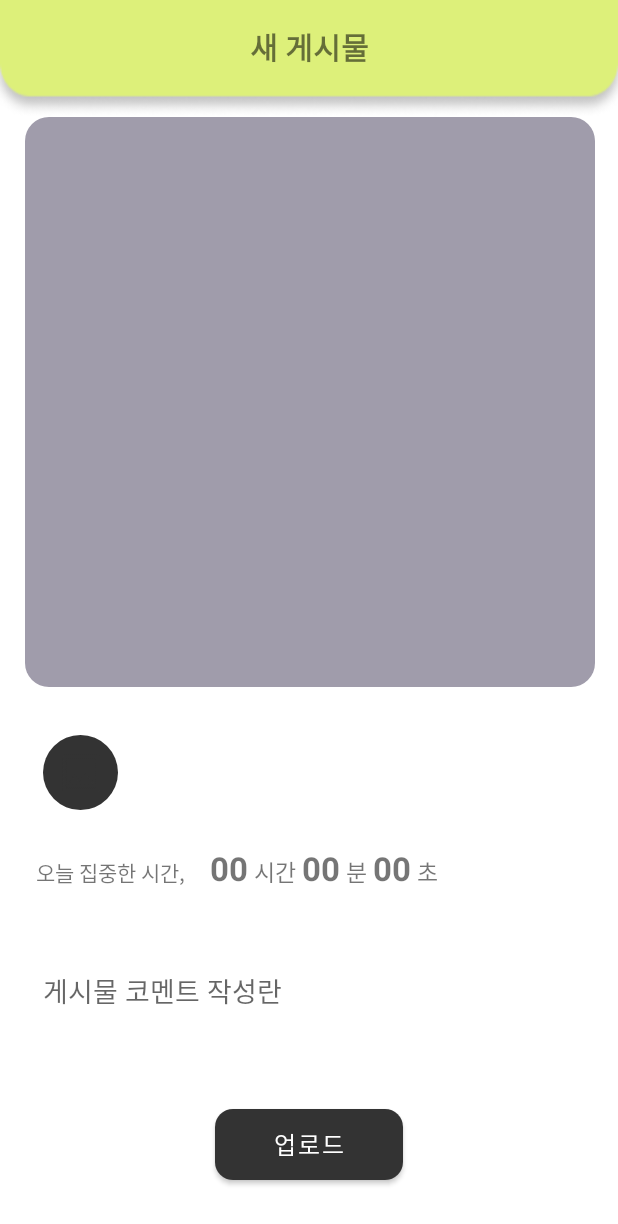
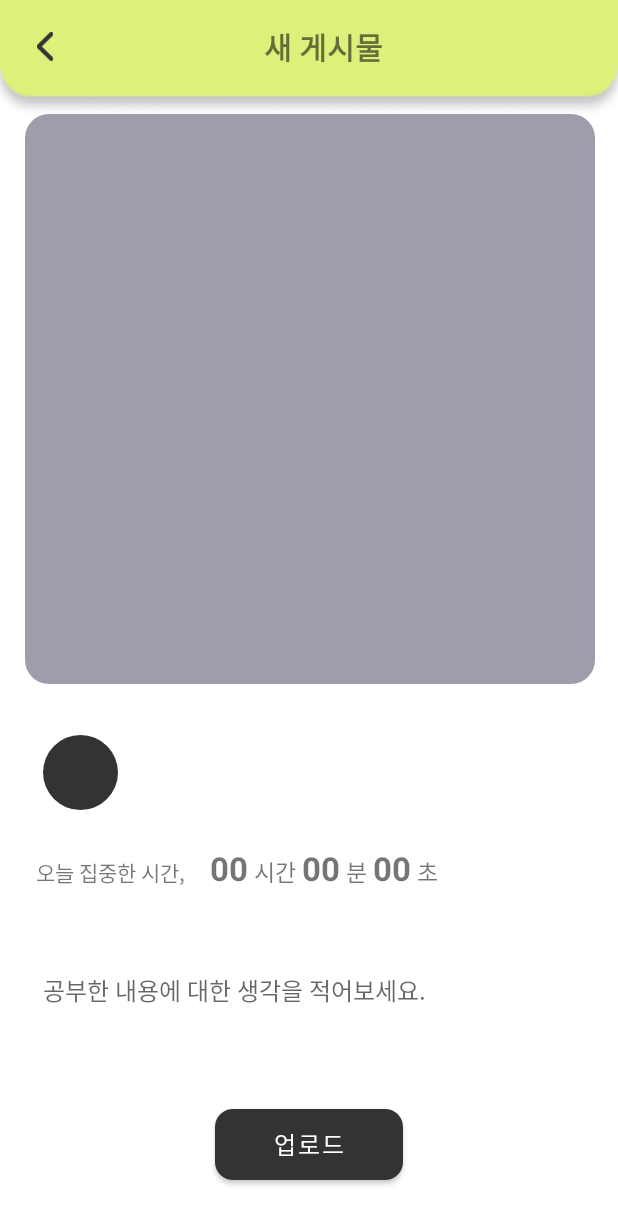
Before and after one commit to yunakim17/Team24App, an Android app: the UploadPost screen opened directly, with no data from a screen before it, on a phone screen of 412 x 824 dp. Shown: the top 1224 px of the screen. Run offline under Robolectric (Android 15) with nearby library versions, the phone set to English and light mode, and no system bars.

Commit message:
뒤로가기버튼 추가/아이템xml수정

```diff
--- a/app/src/main/res/layout/activity_another_profile.xml
+++ b/app/src/main/res/layout/activity_another_profile.xml
@@ -23,6 +23,7 @@
         android:layout_width="match_parent"
         android:layout_height="wrap_content"
         android:orientation="vertical">
+
     <!-- 상단 사용자 정보 -->
     <LinearLayout
         android:id="@+id/profileHeader"
--- a/app/src/main/res/layout/activity_upload_post.xml
+++ b/app/src/main/res/layout/activity_upload_post.xml
@@ -12,37 +12,54 @@
     <!-- 상단 제목 -->
 
 
-    <TextView
-        android:id="@+id/postUploadTitle"
-        android:layout_width="match_parent"
-        android:layout_height="wrap_content"
-        android:gravity="center"
-        android:padding="16dp"
-        android:text="새 게시물"
-        android:textSize="20sp"
-        android:textStyle="bold"
-        app:layout_constraintEnd_toEndOf="parent"
-        app:layout_constraintStart_toStartOf="parent"
-        app:layout_constraintTop_toTopOf="parent" />
-
     <!-- 선택한 사진 영역 -->
-
 
     <!-- 사진 선택 창으로 넘어가는 버튼 -->
 
+    <LinearLayout
+        android:id="@+id/linearLayout4"
+        android:layout_width="match_parent"
+        android:layout_height="wrap_content"
+        android:layout_marginStart="15dp"
+        android:layout_marginTop="16dp"
+        android:layout_marginEnd="15dp"
+        android:orientation="horizontal"
+        app:layout_constraintEnd_toEndOf="parent"
+        app:layout_constraintStart_toStartOf="parent"
+        app:layout_constraintTop_toTopOf="parent">
+
+        <ImageButton
+            android:layout_width="30dp"
+            android:layout_height="30dp"
+            android:background="@null"
+            android:padding="5dp"
+            android:scaleType="centerInside"
+            android:src="@drawable/arrow_back_ios_new" />
+        <!-- 상대 아이디 -->
+        <TextView
+            android:id="@+id/postUploadTitle"
+            android:layout_width="340dp"
+            android:layout_height="wrap_content"
+            android:layout_gravity="center"
+            android:gravity="center"
+            android:text="새 게시물"
+            android:textSize="20sp"
+            android:textStyle="bold" />
+
+    </LinearLayout>
 
     <ImageView
         android:id="@+id/SelectedPhoto"
         android:layout_width="380dp"
         android:layout_height="380dp"
         android:layout_gravity="center"
-        android:layout_marginTop="16dp"
+        android:layout_marginTop="30dp"
         android:background="@drawable/custom_feed_pic"
         app:layout_constraintDimensionRatio="16:9"
         app:layout_constraintEnd_toEndOf="parent"
         app:layout_constraintHorizontal_bias="0.516"
         app:layout_constraintStart_toStartOf="parent"
-        app:layout_constraintTop_toBottomOf="@+id/postUploadTitle" />
+        app:layout_constraintTop_toBottomOf="@+id/linearLayout4" />
 
     <ImageButton
         android:id="@+id/btnPhoto"
@@ -60,6 +77,7 @@
         app:layout_constraintHorizontal_bias="0.059"
         app:layout_constraintStart_toStartOf="parent" />
 
+    <!--업로드 버튼-->
     <Button
         android:id="@+id/btnUpload"
         android:layout_width="125dp"
@@ -156,8 +174,10 @@
         android:layout_marginBottom="28dp"
         android:layout_weight="1"
         android:background="#FFFFFF"
-        android:hint="게시물 코멘트 작성란"
+        android:hint="공부한 내용에 대한 생각을 적어보세요."
         android:padding="8dp"
+        android:textColor="@color/gray_text_color"
+        android:textSize="16sp"
         app:layout_constraintBottom_toTopOf="@+id/btnUpload"
         app:layout_constraintEnd_toEndOf="parent"
         app:layout_constraintStart_toStartOf="parent" />
--- a/app/src/main/res/layout/post_item.xml
+++ b/app/src/main/res/layout/post_item.xml
@@ -120,13 +120,16 @@
             android:id="@+id/ivPostImg"
             android:layout_width="380dp"
             android:layout_height="380dp"
+            android:layout_marginTop="16dp"
             android:layout_gravity="center"
             android:background="@drawable/custom_feed_pic"
             />
+
         <LinearLayout
             android:layout_width="match_parent"
             android:layout_height="wrap_content"
             android:orientation="horizontal"
+            android:layout_marginTop="5dp"
             android:padding="8dp">
 
             <!--좋아요 버튼-->
@@ -150,9 +153,9 @@
 
         <TextView
             android:id="@+id/tvPostDescription"
-            android:layout_width="wrap_content"
+            android:layout_width="356dp"
             android:layout_height="wrap_content"
-            android:layout_marginStart="8dp"
+            android:layout_gravity="center"
             android:text="게시물 코멘트 게시물 코멘트 게시물 코멘트 게시물 코멘트 게시물 코멘트 게시물 코멘트 "
             android:textColor="@color/black"
             android:textStyle="bold" />
```
